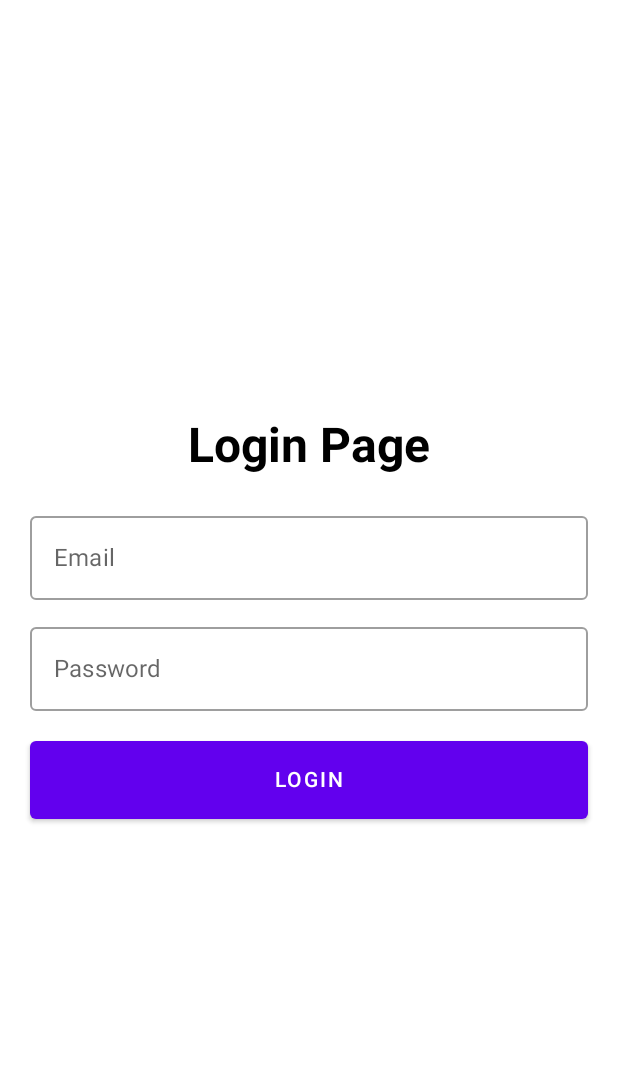
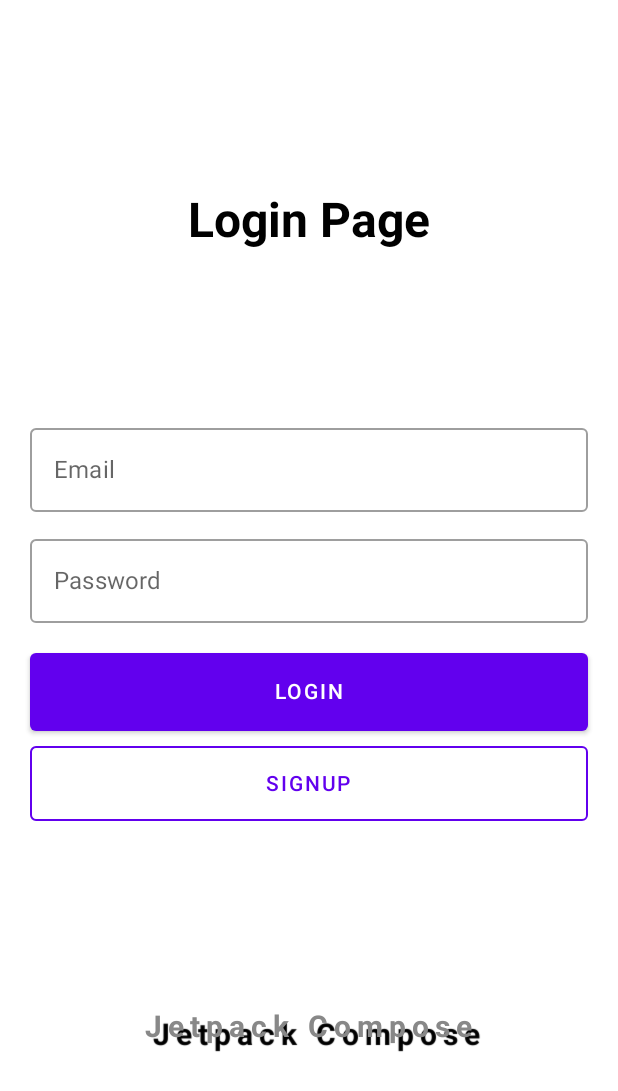
Before and after one commit to devnizamuddin/Authentication-JetpackCompose, an Android app built with Jetpack Compose: the @Preview function LoginView, on a phone screen of 412 x 824 dp. Shown: the top 1091 px of the screen. Run offline under Robolectric (Android 15) with nearby library versions, the phone set to English and light mode, and no system bars.

Commit message:
dynamic button added

```diff
--- a/app/src/main/java/com/example/authentication_jetpackcompose/MainActivity.kt
+++ b/app/src/main/java/com/example/authentication_jetpackcompose/MainActivity.kt
@@ -7,6 +7,7 @@ import androidx.activity.compose.setContent
 import androidx.compose.runtime.Composable
 import androidx.compose.ui.platform.LocalContext
 import androidx.compose.ui.tooling.preview.Preview
+import com.example.authentication_jetpackcompose.ui.modules.authentication.signup.SignupView
 import com.example.authentication_jetpackcompose.ui.theme.AuthenticationJetpackComposeTheme
 
 class MainActivity : ComponentActivity() {
--- /dev/null
+++ b/app/src/main/java/com/example/authentication_jetpackcompose/ui/components/buttons.kt
@@ -0,0 +1,44 @@
+package com.example.authentication_jetpackcompose.ui.components
+
+import android.util.Log
+import androidx.compose.foundation.BorderStroke
+import androidx.compose.foundation.layout.fillMaxWidth
+import androidx.compose.foundation.layout.height
+import androidx.compose.material.Button
+import androidx.compose.material.OutlinedButton
+import androidx.compose.material.Text
+import androidx.compose.runtime.Composable
+import androidx.compose.ui.Modifier
+import androidx.compose.ui.unit.dp
+import com.example.authentication_jetpackcompose.ui.theme.Purple500
+
+@Composable
+fun PrimaryButton(
+    text: String,
+    onClick: () -> Unit,
+) {
+    Button(
+        onClick = onClick, modifier = Modifier
+            .fillMaxWidth()
+            .height(52.dp)
+
+    ) {
+        Text(text = text)
+    }
+}
+
+@Composable
+fun SecondaryButton(
+    text: String,
+    onClick: () -> Unit,
+) {
+    OutlinedButton(
+        onClick = onClick,
+        modifier = Modifier
+            .fillMaxWidth()
+            .height(50.dp),
+        border = BorderStroke(1.dp, Purple500)
+    ) {
+        Text(text = text)
+    }
+}
--- a/app/src/main/java/com/example/authentication_jetpackcompose/ui/modules/authentication/login/login_view.kt
+++ b/app/src/main/java/com/example/authentication_jetpackcompose/ui/modules/authentication/login/login_view.kt
@@ -1,9 +1,11 @@
 import android.content.Context
 import android.util.Log
 import android.widget.Toast
+import androidx.compose.foundation.BorderStroke
 import androidx.compose.foundation.background
 import androidx.compose.foundation.layout.*
 import androidx.compose.material.Button
+import androidx.compose.material.OutlinedButton
 import androidx.compose.material.OutlinedTextField
 import androidx.compose.material.Text
 import androidx.compose.runtime.Composable
@@ -11,12 +13,19 @@ import androidx.compose.runtime.mutableStateOf
 import androidx.compose.runtime.remember
 import androidx.compose.ui.Alignment
 import androidx.compose.ui.Modifier
+import androidx.compose.ui.geometry.Offset
 import androidx.compose.ui.graphics.Color
+import androidx.compose.ui.graphics.Shadow
 import androidx.compose.ui.platform.LocalContext
+import androidx.compose.ui.text.TextStyle
 import androidx.compose.ui.text.font.FontWeight
 import androidx.compose.ui.tooling.preview.Preview
+import androidx.compose.ui.unit.TextUnit
 import androidx.compose.ui.unit.dp
 import androidx.compose.ui.unit.sp
+import com.example.authentication_jetpackcompose.ui.components.PrimaryButton
+import com.example.authentication_jetpackcompose.ui.components.SecondaryButton
+import com.example.authentication_jetpackcompose.ui.theme.Purple500
 
 @Preview
 @Composable
@@ -29,16 +38,27 @@ fun LoginView() {
     val password = remember {
         mutableStateOf("")
     }
+    Box(
+        modifier = Modifier
+            .fillMaxSize()
+            .background(Color.White)
+    ) {
+        Column(modifier = Modifier.align(Alignment.TopCenter)) {
+            Spacer(modifier = Modifier.height(128.dp))
+            Text(
+                text = "Login Page",
+                fontSize = 32.sp,
+                fontWeight = FontWeight.Bold,
+            )
+        }
+
         Column(
             Modifier
-            .fillMaxSize()
+                .align(Alignment.Center)
                 .background(Color.White)
                 .padding(20.dp), verticalArrangement = Arrangement.Center,
             horizontalAlignment = Alignment.CenterHorizontally
         ) {
-        Text(text = "Login Page", fontSize = 32.sp, fontWeight = FontWeight.Bold)
-        Spacer(modifier = Modifier.height(20.dp))
-
             AuthTextField(
                 label = "Email",
                 value = email.value,
@@ -51,18 +71,37 @@ fun LoginView() {
                 onValueChange = { password.value = it }
             )
             Spacer(modifier = Modifier.height(20.dp))
-        Button(
-            onClick = {
-                // showToast(context, "Value \nEmail = ${email.value}\nPassword=${password.value}")
-                Log.d(TAG, "Value \nEmail = ${email.value}\nPassword=${password.value}")
-            }, modifier = Modifier
-                .fillMaxWidth()
-                .height(52.dp)
+            PrimaryButton(text="LOGIN", onClick = {
+                 showToast(context, "Value \nEmail = ${email.value}\nPassword = ${password.value}")
+                 Log.d(TAG, "Value \nEmail = ${email.value}\nPassword = ${password.value}")
+            })
+            Spacer(modifier = Modifier.height(10.dp))
+            SecondaryButton(text="SIGNUP", onClick = {
+                 showToast(context, "Value \nEmail = ${email.value}\nPassword = ${password.value}")
+                 Log.d(TAG, "Value \nEmail = ${email.value}\nPassword = ${password.value}")
+            })
+        }
+        Column(modifier = Modifier.align(Alignment.BottomCenter)) {
+            Text(
+                text = "Jetpack Compose",
 
-        ) {
-            Text(text = "LOGIN")
+                style = TextStyle(
+                    shadow = Shadow(
+                        color = Color.Black,
+                        offset = Offset(8f, 8f),
+                        //blurRadius = 4f
+                    ),
+                    color = Color.Gray,
+                    letterSpacing = 4.sp,
+                    fontSize = 20.sp,
+                    fontWeight = FontWeight.Bold,
+                ),
+            )
+            Spacer(modifier = Modifier.height(128.dp))
+
         }
     }
+
 }
 
 fun showToast(context: Context, text: String) {
--- a/app/src/main/java/com/example/authentication_jetpackcompose/ui/modules/authentication/signup/signup_view.kt
+++ b/app/src/main/java/com/example/authentication_jetpackcompose/ui/modules/authentication/signup/signup_view.kt
@@ -16,9 +16,11 @@ import androidx.compose.ui.Modifier
 import androidx.compose.ui.graphics.Color
 import androidx.compose.ui.platform.LocalContext
 import androidx.compose.ui.text.font.FontWeight
+import androidx.compose.ui.tooling.preview.Preview
 import androidx.compose.ui.unit.dp
 import androidx.compose.ui.unit.sp
 
+@Preview
 @Composable
 fun SignupView(){
     val TAG = "LOGIN_UI"
@@ -36,7 +38,7 @@ fun SignupView(){
             .padding(20.dp), verticalArrangement = Arrangement.Center,
         horizontalAlignment = Alignment.CenterHorizontally
     ) {
-        Text(text = "Login Page", fontSize = 32.sp, fontWeight = FontWeight.Bold)
+        Text(text = "SignUp Page", fontSize = 32.sp, fontWeight = FontWeight.Bold)
         Spacer(modifier = Modifier.height(20.dp))
 
         AuthTextField(
@@ -60,7 +62,7 @@ fun SignupView(){
                 .height(52.dp)
 
         ) {
-            Text(text = "LOGIN")
+            Text(text = "SIGNUP")
         }
     }
 }
```
Lines whose indentation alone changed are shown as unchanged.
